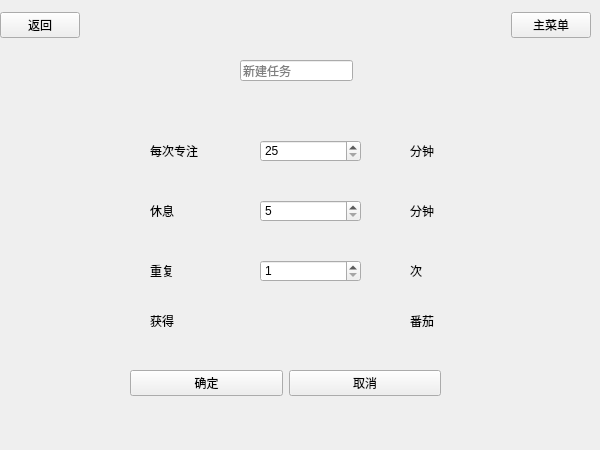
First picture: the form in taskcreate.ui, repository Flyame-debug/Tomato, before the edit.
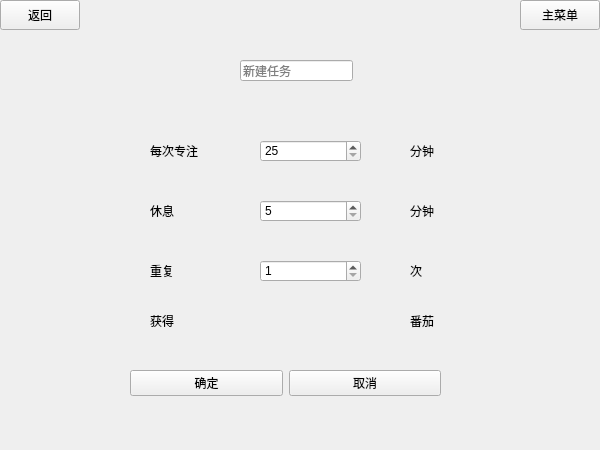
Second picture: the form after the edit. Icons and pictures are not drawn. Custom widgets are drawn as their Qt base class.

Patch:
```diff
--- a/taskcreate.ui
+++ b/taskcreate.ui
@@ -37,39 +37,36 @@
     <rect>
      <x>0</x>
      <y>0</y>
-     <width>591</width>
-     <height>51</height>
+     <width>600</width>
+     <height>40</height>
     </rect>
    </property>
-   <layout class="QGridLayout" name="gridLayout">
-    <item row="0" column="2">
      <widget class="QPushButton" name="btn_mainMenu">
+    <property name="geometry">
+     <rect>
+      <x>520</x>
+      <y>0</y>
+      <width>80</width>
+      <height>30</height>
+     </rect>
+    </property>
       <property name="text">
        <string>主菜单</string>
       </property>
      </widget>
-    </item>
-    <item row="0" column="1">
-     <spacer name="horizontalSpacer">
-      <property name="orientation">
-       <enum>Qt::Horizontal</enum>
-      </property>
-      <property name="sizeHint" stdset="0">
-       <size>
-        <width>372</width>
-        <height>20</height>
-       </size>
-      </property>
-     </spacer>
-    </item>
-    <item row="0" column="0">
      <widget class="QPushButton" name="btn_return">
+    <property name="geometry">
+     <rect>
+      <x>0</x>
+      <y>0</y>
+      <width>80</width>
+      <height>30</height>
+     </rect>
+    </property>
       <property name="text">
        <string>返回</string>
       </property>
      </widget>
-    </item>
-   </layout>
   </widget>
   <widget class="QWidget" name="widget_2" native="true">
    <property name="geometry">
```
Lines whose indentation alone changed are shown as unchanged.
